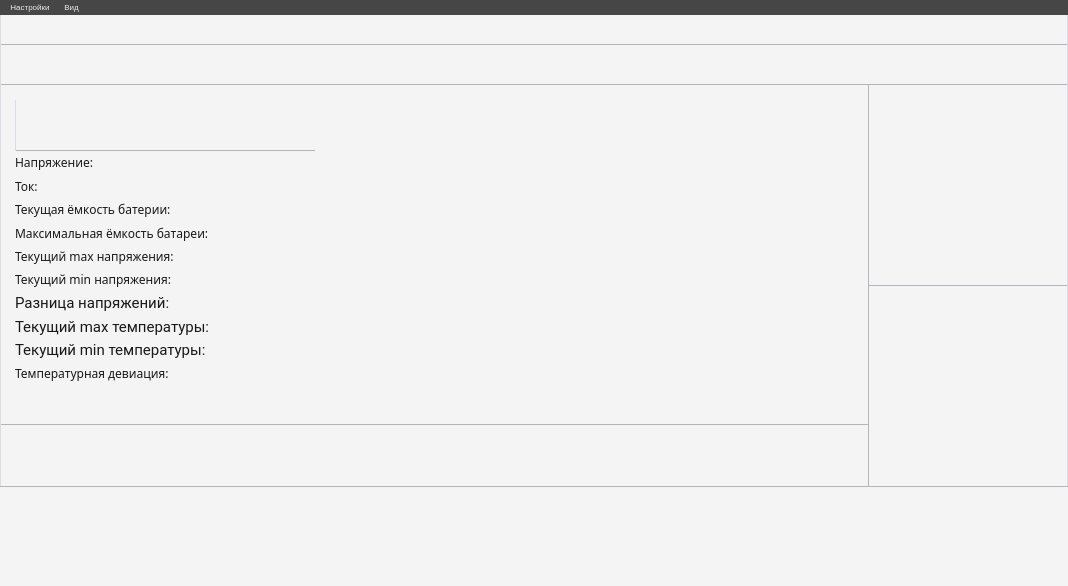
The window that mainwindow.ui (egornovichkov/BatteryStudio) describes before a commit, drawn with Qt 5.
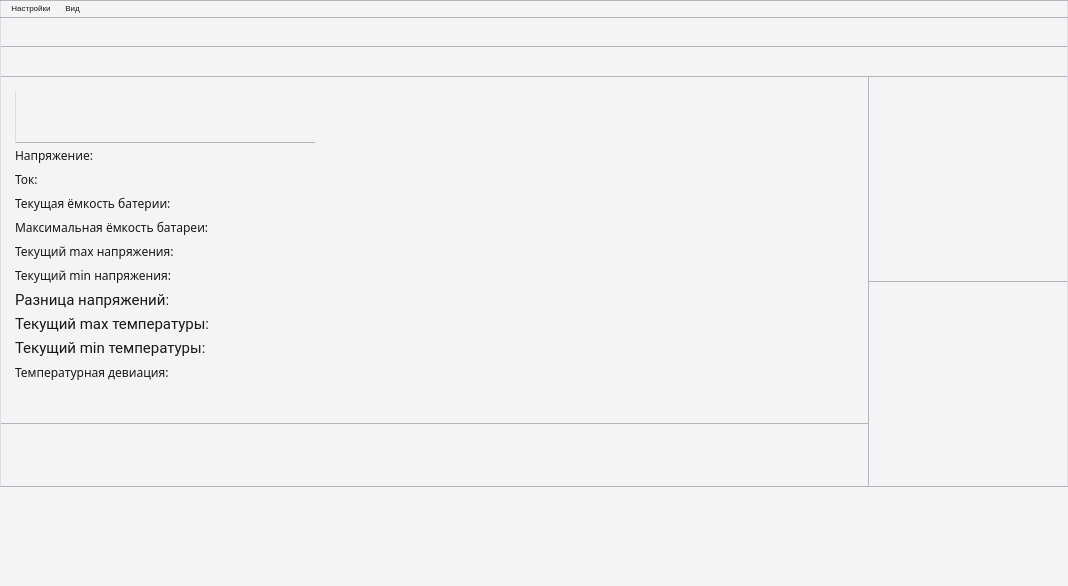
The same window after the commit. Custom widgets are drawn as their Qt base class.

Diff of the .ui file:
```diff
--- a/mainwindow.ui
+++ b/mainwindow.ui
@@ -58,7 +58,7 @@
       <property name="styleSheet">
        <string notr="true">QWidget {
 background-color: rgb(244, 244, 244); 
-border-top: 0px solid rgb(180, 180, 190);
+border-top: 1px solid rgb(180, 180, 190);
 border-right: 1px solid rgb(220, 220, 230);
 border-bottom: 1px solid rgb(180, 180, 190);
 border-left: 1px solid rgb(220, 220, 230);
@@ -71,13 +71,13 @@
       <property name="minimumSize">
        <size>
         <width>50</width>
-        <height>40</height>
+        <height>30</height>
        </size>
       </property>
       <property name="maximumSize">
        <size>
         <width>16777215</width>
-        <height>40</height>
+        <height>30</height>
        </size>
       </property>
       <property name="styleSheet">
@@ -544,7 +544,7 @@
      <x>0</x>
      <y>0</y>
      <width>1068</width>
-     <height>19</height>
+     <height>21</height>
     </rect>
    </property>
    <property name="sizePolicy">
@@ -572,13 +572,16 @@
    </property>
    <property name="styleSheet">
     <string notr="true">QMenuBar {
-	background-color: rgb(70, 70, 70); 
-	border: 0px solid;
+	background-color: rgb(244, 244, 244); 
+	border-top: 1px solid rgb(180, 180, 190);
+	border-right: 1px solid rgb(220, 220, 230);
+	border-bottom: 0px solid;
+	border-left: 1px solid rgb(220, 220, 230);
 	font: 6pt &quot;Segoe UI&quot;;
 }
 
 QMenuBar::item {
-	color: rgb(235, 235, 240);
+	color: rgb(25, 25, 25);
 }</string>
    </property>
    <property name="nativeMenuBar">
```
Left out of the diff: 4 changed lines with no effect on the pictures.
